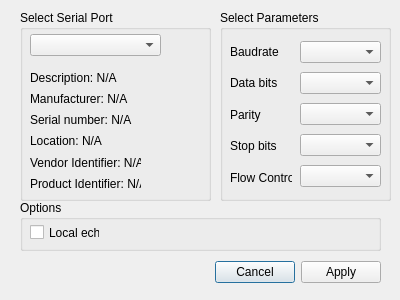
Qt form serialdialog.ui (cskv/atlas-tentacle) before a commit.
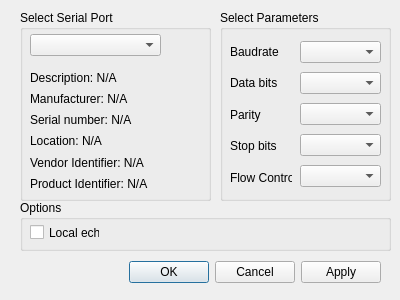
The same form after that commit.

Commit message: MainWindow: connected openSerialPort2 Working!

Patch:
```diff
--- a/serialdialog.ui
+++ b/serialdialog.ui
@@ -26,7 +26,7 @@
     <enum>Qt::Horizontal</enum>
    </property>
    <property name="standardButtons">
-    <set>QDialogButtonBox::Apply|QDialogButtonBox::Cancel</set>
+    <set>QDialogButtonBox::Apply|QDialogButtonBox::Cancel|QDialogButtonBox::Ok</set>
    </property>
    <property name="centerButtons">
     <bool>false</bool>
@@ -59,7 +59,7 @@
      <rect>
       <x>10</x>
       <y>60</y>
-      <width>111</width>
+      <width>171</width>
       <height>121</height>
      </rect>
     </property>
@@ -233,7 +233,7 @@
     <rect>
      <x>20</x>
      <y>200</y>
-     <width>361</width>
+     <width>371</width>
      <height>51</height>
     </rect>
    </property>
```
The commit also changes 1 other file.
